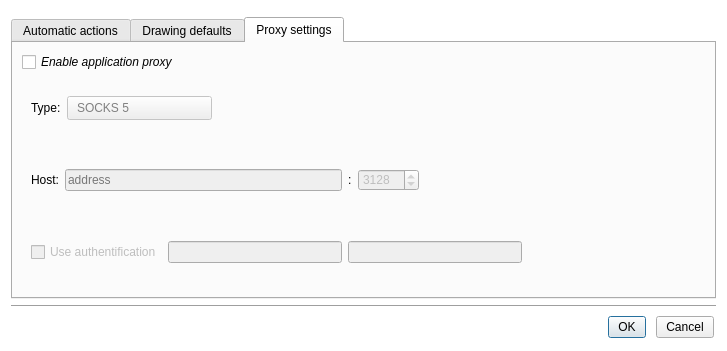
Above: plugins/perspective/GraphPerspective/designer/PreferencesDialog.ui from renoust/talipot before the change. Below: the same form after it.
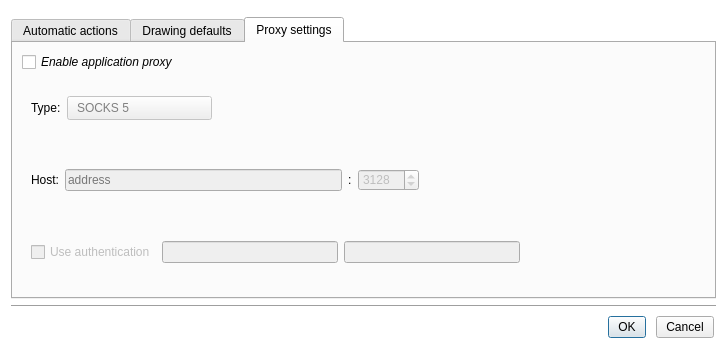
That is the form after the change. The open tabs and pages were chosen to show the change. Icons and pictures are not drawn.

Diff of the .ui file:
```diff
--- a/plugins/perspective/GraphPerspective/designer/PreferencesDialog.ui
+++ b/plugins/perspective/GraphPerspective/designer/PreferencesDialog.ui
@@ -623,7 +623,7 @@
             <item>
              <widget class="QCheckBox" name="proxyAuthCheck">
               <property name="text">
-               <string>Use authentification</string>
+               <string>Use authentication</string>
               </property>
              </widget>
             </item>
```
Left out of the diff: 2 changed lines with no effect on the pictures.
